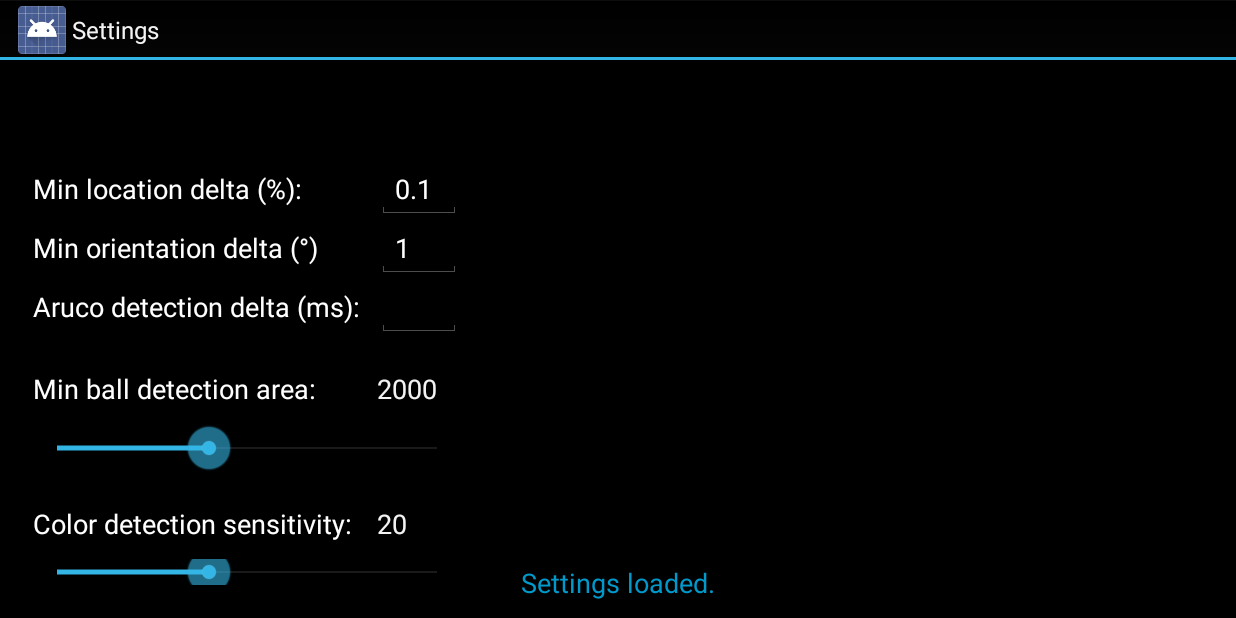
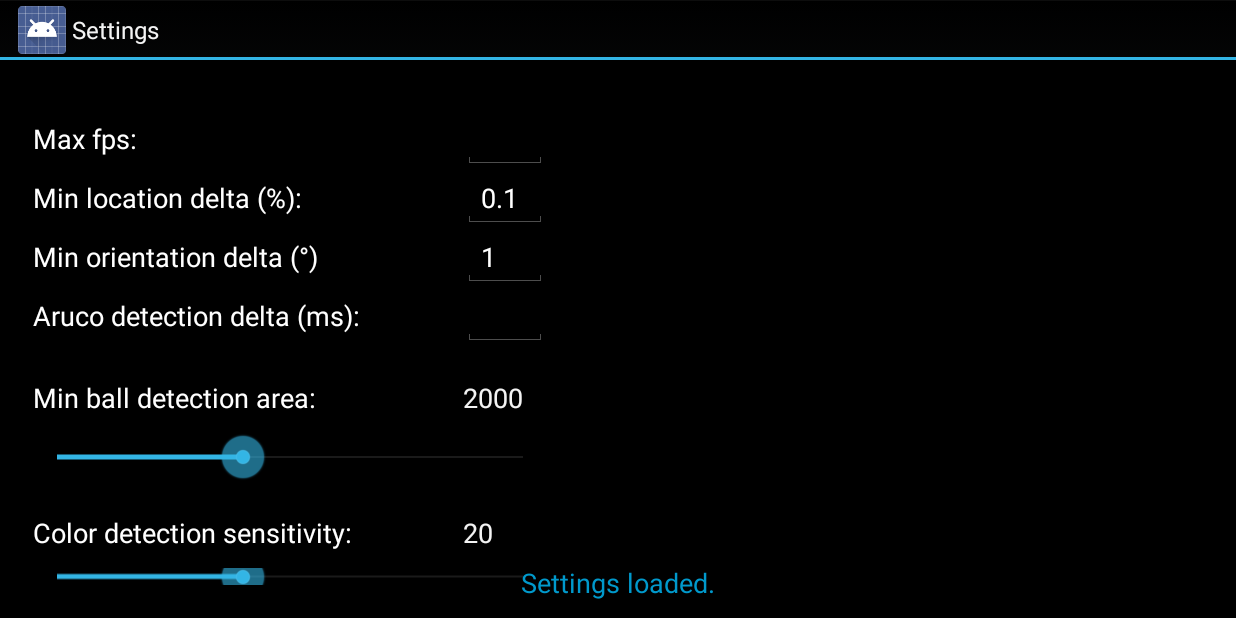
Before and after one commit to AgostinoRizzo/smart-playground, an Android app: the screen it shows after launch (SettingsActivity), in the options menu, after a tap on "Settings", on a phone screen of 824 x 412 dp (held sideways). Run offline under Robolectric (Android 15) with nearby library versions, the phone set to English and light mode, and no system bars; pictures from the network do not load; 2 statements that could not run were skipped.

```diff
--- a/BallTracker/app/src/main/java/it/unical/mat/smart_playground/balltracker/MainActivity.java
+++ b/BallTracker/app/src/main/java/it/unical/mat/smart_playground/balltracker/MainActivity.java
@@ -174,6 +174,7 @@ public class MainActivity extends Activity implements CameraBridgeViewBase.CvCam
 
             try
             {
+                final int   maxFps = Integer.parseInt(prop.getProperty("max_fps"));
                 final float minLocDelta = Float.parseFloat(prop.getProperty("min_loc_delta"));
                 final short minDirDelta = Short.parseShort(prop.getProperty("min_dir_delta"));
                 final long  arucoDetectDelta = Long.parseLong(prop.getProperty("aruco_detect_delta"));
@@ -183,7 +184,7 @@ public class MainActivity extends Activity implements CameraBridgeViewBase.CvCam
                 final String userColorBoosterProp = prop.getProperty("use_color_booster");
                 final boolean useColorBooster = userColorBoosterProp != null && userColorBoosterProp.equals("set");
 
-                final TrackingSettings settings = new TrackingSettings( minLocDelta, minDirDelta, arucoDetectDelta, minBallDetectArea, colorDetectionSensitivity, useColorBooster );
+                final TrackingSettings settings = new TrackingSettings( maxFps, minLocDelta, minDirDelta, arucoDetectDelta, minBallDetectArea, colorDetectionSensitivity, useColorBooster );
                 BallTracker.updateTrackingSettings(settings);
             }
             catch ( NumberFormatException nfe ) {}
--- a/BallTracker/app/src/main/java/it/unical/mat/smart_playground/balltracker/SettingsActivity.java
+++ b/BallTracker/app/src/main/java/it/unical/mat/smart_playground/balltracker/SettingsActivity.java
@@ -1,5 +1,6 @@
 package it.unical.mat.smart_playground.balltracker;
 
+import it.unical.mat.smart_playground.balltracker.tracking.UDPBallTrackingCommunicator;
 import it.unical.mat.smart_playground.balltracker.util.SystemUiHider;
 
 import android.app.Activity;
@@ -33,6 +34,7 @@ public class SettingsActivity extends Activity implements View.OnClickListener,
     private static final int BALL_DETECT_AREA_UPPER_BOUND = 5000;
     private static final int COLOR_DETECTION_SENSITIVITY_UPPER_BOUND = 50;
 
+    private EditText maxFpsTextEdit;
     private EditText minLocDeltaTextEdit;
     private EditText minOrientDeltaTextEdit;
     private EditText arucoDetectionDeltaTextEdit;
@@ -44,6 +46,8 @@ public class SettingsActivity extends Activity implements View.OnClickListener,
     private SeekBar  colorDetectionSensitivitySeekBar;
 
     private CheckBox useColorBoosterCheckBox;
+
+    private TextView destAddressNamesTextView;
 
     private Button saveSettingsButton;
     private ImageButton resetSettingsButton;
@@ -59,6 +63,7 @@ public class SettingsActivity extends Activity implements View.OnClickListener,
         super.onCreate(savedInstanceState);
         setContentView(R.layout.activity_settings);
 
+        maxFpsTextEdit = (EditText) findViewById(R.id.maxFpsTextEdit);
         minLocDeltaTextEdit = (EditText) findViewById(R.id.minLocDeltaTextEdit);
         minOrientDeltaTextEdit = (EditText) findViewById(R.id.minOrientDeltaTextEdit);
         arucoDetectionDeltaTextEdit = (EditText) findViewById(R.id.arucoDetectionDeltaTextEdit);
@@ -70,6 +75,8 @@ public class SettingsActivity extends Activity implements View.OnClickListener,
         colorDetectionSensitivitySeekBar = (SeekBar) findViewById(R.id.colorDetectionSensitivitySeekBar);
 
         useColorBoosterCheckBox = (CheckBox) findViewById(R.id.useColorBoosterCheckBox);
+
+        destAddressNamesTextView = (TextView) findViewById(R.id.destAddressNamesTextView);
 
         infoTextview = (TextView) findViewById(R.id.infoTextview);
 
@@ -86,6 +93,7 @@ public class SettingsActivity extends Activity implements View.OnClickListener,
         resetSettingsButton.setOnClickListener(this);
 
         loadSettings();
+        showDestAddrNames();
     }
 
     @Override
@@ -128,6 +136,7 @@ public class SettingsActivity extends Activity implements View.OnClickListener,
 
     public void onResetSettings()
     {
+        maxFpsTextEdit.setText("20");
         minLocDeltaTextEdit.setText("0.0001");
         minOrientDeltaTextEdit.setText("1");
         arucoDetectionDeltaTextEdit.setText("200");
@@ -139,6 +148,14 @@ public class SettingsActivity extends Activity implements View.OnClickListener,
         colorDetectionSensitivitySeekBar.setProgress(40);
 
         useColorBoosterCheckBox.setChecked(true);
+    }
+
+    private void showDestAddrNames()
+    {
+        final StringBuilder text = new StringBuilder("Dst addr names: ");
+        for ( int i=0; i<UDPBallTrackingCommunicator.DESTINATION_ADDRESS_NAMES.length; ++i )
+            text.append( (i > 0 ? ", " : "") + UDPBallTrackingCommunicator.DESTINATION_ADDRESS_NAMES[i]);
+        destAddressNamesTextView.setText(text.toString());
     }
 
     public static int getMinBallDetectionAreaFromProgress( final int progress )
@@ -164,6 +181,7 @@ public class SettingsActivity extends Activity implements View.OnClickListener,
             prop.load(istream);
             istream.close();
 
+            maxFpsTextEdit.setText(prop.getProperty("max_fps"));
             minLocDeltaTextEdit.setText(prop.getProperty("min_loc_delta"));
             minOrientDeltaTextEdit.setText(prop.getProperty("min_dir_delta"));
             arucoDetectionDeltaTextEdit.setText(prop.getProperty("aruco_detect_delta"));
@@ -197,6 +215,7 @@ public class SettingsActivity extends Activity implements View.OnClickListener,
     {
         try
         {
+            prop.setProperty("max_fps", maxFpsTextEdit.getText().toString());
             prop.setProperty("min_loc_delta", minLocDeltaTextEdit.getText().toString());
             prop.setProperty("min_dir_delta", minOrientDeltaTextEdit.getText().toString());
             prop.setProperty("aruco_detect_delta", arucoDetectionDeltaTextEdit.getText().toString());
--- a/BallTracker/app/src/main/java/it/unical/mat/smart_playground/balltracker/tracking/StaticallyOrientedMarker.java
+++ b/BallTracker/app/src/main/java/it/unical/mat/smart_playground/balltracker/tracking/StaticallyOrientedMarker.java
@@ -7,7 +7,7 @@ import it.unical.mat.smart_playground.balltracker.util.Vector2Int;
  */
 public class StaticallyOrientedMarker extends Marker
 {
-    private Vector2Int direction = new Vector2Int(0, 0);
+    private Vector2Int direction = new Vector2Int(Vector2Int.X.not());
 
     public StaticallyOrientedMarker( final Integer[][] cornersCoords, final int id )
     { super(cornersCoords, id); }
--- a/BallTracker/app/src/main/java/it/unical/mat/smart_playground/balltracker/util/Vector2Int.java
+++ b/BallTracker/app/src/main/java/it/unical/mat/smart_playground/balltracker/util/Vector2Int.java
@@ -11,6 +11,11 @@ public class Vector2Int extends Vector2<Integer>
     public Vector2Int( final int x, final int y )
     {
         super(x, y);
+    }
+
+    public Vector2Int( final Vector2Int other )
+    {
+        super(other.x, other.y);
     }
 
     public Vector2Int not()
--- a/BallTracker/app/src/main/res/layout/activity_settings.xml
+++ b/BallTracker/app/src/main/res/layout/activity_settings.xml
@@ -6,7 +6,7 @@
              android:focusableInTouchMode="true"
              android:background="#ff000000"
              tools:context="it.unical.mat.smart_playground.balltracker.SettingsActivity"
-             android:paddingTop="20pt">
+             android:paddingTop="5pt">
 
     <TableLayout
         android:layout_width="fill_parent"
@@ -15,6 +15,29 @@
         android:id="@+id/settingsTableLayout"
         android:layout_margin="10pt"
         >
+
+        <TableRow
+            android:layout_width="fill_parent"
+            android:layout_height="fill_parent">
+
+            <TextView
+                android:layout_width="wrap_content"
+                android:layout_height="wrap_content"
+                android:textAppearance="?android:attr/textAppearanceMedium"
+                android:text="Max fps:"
+                android:id="@+id/textView8"
+                android:layout_column="0"
+                android:textColor="#ffffffff"
+                android:layout_marginRight="5pt"/>
+
+            <EditText
+                android:layout_width="wrap_content"
+                android:layout_height="wrap_content"
+                android:id="@+id/maxFpsTextEdit"
+                android:layout_column="3"
+                android:text="20"
+                android:textColor="#ffffffff"/>
+        </TableRow>
 
         <TableRow
             android:layout_width="fill_parent"
@@ -219,6 +242,15 @@
         <TableRow
             android:layout_width="fill_parent"
             android:layout_height="fill_parent">
+
+            <TextView
+                android:layout_width="wrap_content"
+                android:layout_height="wrap_content"
+                android:textAppearance="?android:attr/textAppearanceSmall"
+                android:text="Dst addr names:"
+                android:id="@+id/destAddressNamesTextView"
+                android:layout_column="0"
+                android:layout_marginTop="15pt"/>
         </TableRow>
 
         <TableRow
```
Also changed, not shown: BallTracker/app/src/main/java/it/unical/mat/smart_playground/balltracker/tracking/BallTracker.java (+9 -4 lines), BallTracker/app/src/main/java/it/unical/mat/smart_playground/balltracker/tracking/ComposedBallTrackerAnalyzer.java (+15 -6 lines), BallTracker/app/src/main/java/it/unical/mat/smart_playground/balltracker/tracking/TrackingSettings.java (+7 -1 lines), BallTracker/app/src/main/java/it/unical/mat/smart_playground/balltracker/tracking/UDPBallTrackingCommunicator.java (+21 -1 lines).
